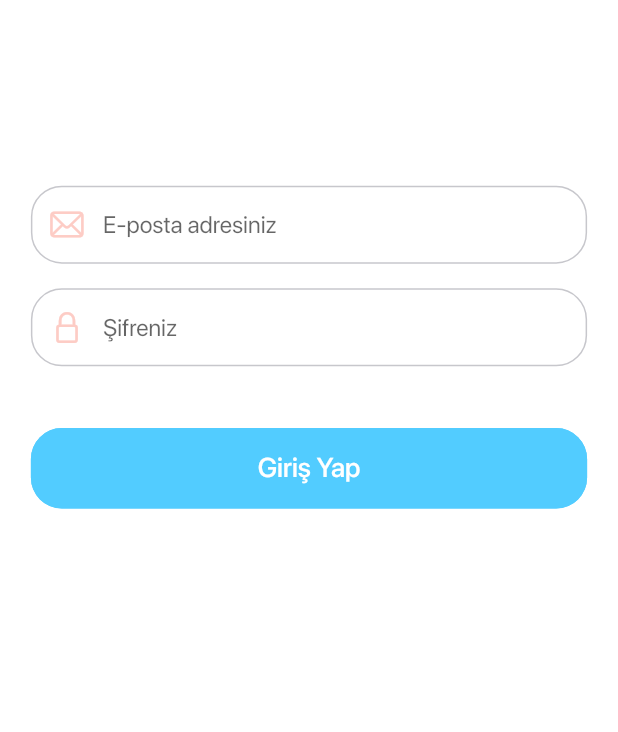
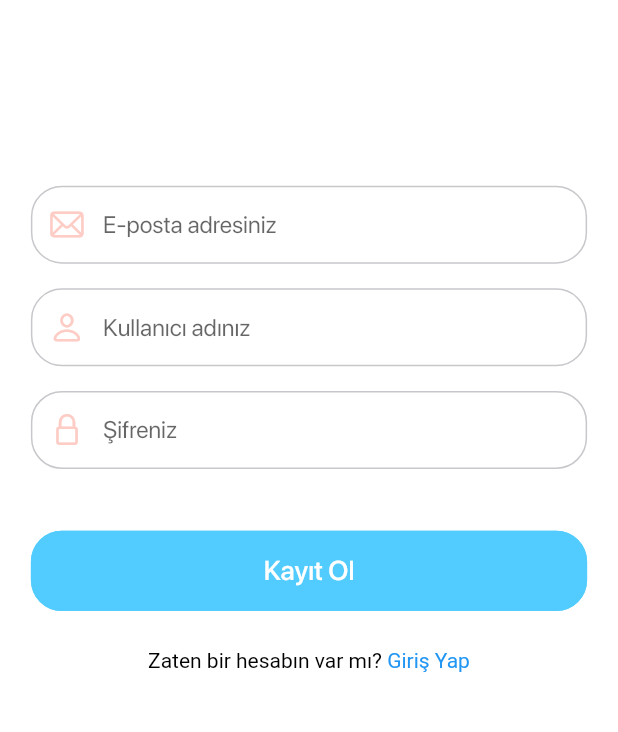
Before and after one commit to mlafci/paypara, a Flutter app: the screen it shows after launch, on a phone screen of 412 x 824 dp, the part 120-852 px from its top. Run offline on Flutter 3.47's test engine with Material 2 defaults, Android fonts, the phone set to English and light mode, and no system bars.

Commit message:
registerView ve resetPasswordView eklendi

```diff
--- a/lib/core/constants/navigation_constant.dart
+++ b/lib/core/constants/navigation_constant.dart
@@ -1,4 +1,6 @@
 class NavigationConstants {
   static const homeView = "/home_view";
   static const loginView = "/login_view";
+  static const registerView = "/register_view";
+  static const resetPasswordView = "/reset_password_view";
 }
--- a/lib/core/init/navigation/navigation_service.dart
+++ b/lib/core/init/navigation/navigation_service.dart
@@ -1,6 +1,8 @@
 import 'package:flutter/material.dart';
 import 'package:paypara/core/constants/navigation_constant.dart';
 import 'package:paypara/ui/views/auth/login_view.dart';
+import 'package:paypara/ui/views/auth/register_view.dart';
+import 'package:paypara/ui/views/auth/reset_password_view.dart';
 import 'package:paypara/ui/views/home/home_view.dart';
 
 class NavigationService {
@@ -38,6 +40,10 @@ Route<dynamic> generateRoute(RouteSettings settings) {
       return MaterialPageRoute(builder: (_) => HomeView());
     case NavigationConstants.loginView:
       return MaterialPageRoute(builder: (_) => LoginView());
+    case NavigationConstants.registerView:
+      return MaterialPageRoute(builder: (_) => RegisterView());
+    case NavigationConstants.resetPasswordView:
+      return MaterialPageRoute(builder: (_) => ResetPasswordView());
     default:
       return null;
   }
--- a/lib/core/init/theme/text_style_manager.dart
+++ b/lib/core/init/theme/text_style_manager.dart
@@ -37,6 +37,11 @@ class TextStyleManager {
         fontFamily: medium,
       );
 
+  TextStyle get headline5BlackRegular => TextStyle(
+        color: ColorManager.instance.black,
+        fontSize: headline5,
+        fontFamily: regular,
+      );
   // headline5
   TextStyle get headline5WhiteMedium => TextStyle(
         color: ColorManager.instance.white,
--- a/lib/main.dart
+++ b/lib/main.dart
@@ -19,7 +19,7 @@ Future main() async {
       theme: AppTheme.instance.theme,
       debugShowCheckedModeBanner: false,
       title: ApplicationConstants.appName,
-      initialRoute: NavigationConstants.loginView,
+      initialRoute: NavigationConstants.registerView,
       locale: Locale("tr", "TR"),
       supportedLocales: [Locale("tr", "TR")],
       localizationsDelegates: [
--- a/lib/services/auth/auth_service.dart
+++ b/lib/services/auth/auth_service.dart
@@ -60,10 +60,10 @@ class AuthService {
       "surname": surname,
       "image": image,
     };
-    Response response = await NetworkManager.instance.login(model);
+    Response response = await NetworkManager.instance.register(model);
     if (response.statusCode == 200) {
-      /*user = User.fromJson(jsonDecode(response.body));
-      NavigationService.navigateToPage(context, NavigationConstants.homeView);*/
+      user = User.fromJson(jsonDecode(response.body));
+      NavigationService.navigateToPage(context, NavigationConstants.loginView);
     } else {
       ScaffoldMessenger.of(context).showSnackBar(
         SnackBar(
--- /dev/null
+++ b/lib/ui/views/auth/register_view.dart
@@ -0,0 +1,124 @@
+import 'package:flutter/cupertino.dart';
+import 'package:flutter/gestures.dart';
+import 'package:flutter/material.dart';
+import 'package:paypara/core/base/state/utility.dart';
+import 'package:paypara/core/constants/navigation_constant.dart';
+import 'package:paypara/core/init/navigation/navigation_service.dart';
+import 'package:paypara/core/init/theme/color_manager.dart';
+import 'package:paypara/core/init/theme/text_style_manager.dart';
+import 'package:paypara/services/auth/auth_service.dart';
+import 'package:paypara/ui/view_models/text_input/text_input_model.dart';
+import 'package:paypara/ui/widgets/button.dart';
+import 'package:paypara/ui/widgets/textField.dart';
+
+class RegisterView extends StatefulWidget {
+  @override
+  RegisterViewState createState() => RegisterViewState();
+}
+
+class RegisterViewState extends State<RegisterView> {
+  TextInputModel username, email, password;
+  @override
+  void initState() {
+    email = TextInputModel(
+      hintText: "E-posta adresiniz",
+      icon: Icon(
+        CupertinoIcons.mail,
+        color: ColorManager.instance.pink,
+      ),
+    );
+    username = TextInputModel(
+      hintText: "Kullanıcı adınız",
+      icon: Icon(
+        CupertinoIcons.person,
+        color: ColorManager.instance.pink,
+      ),
+    );
+    password = TextInputModel(
+      hintText: "Şifreniz",
+      icon: Icon(
+        CupertinoIcons.lock,
+        color: ColorManager.instance.pink,
+      ),
+    );
+    super.initState();
+  }
+
+  @override
+  Widget build(BuildContext context) {
+    Utility.height =
+        MediaQueryData.fromWindow(WidgetsBinding.instance.window).size.height;
+    Utility.width =
+        MediaQueryData.fromWindow(WidgetsBinding.instance.window).size.width;
+    return Scaffold(
+      appBar: AppBar(
+        toolbarHeight: 0,
+        backgroundColor: ColorManager.instance.white,
+        elevation: 0,
+      ),
+      body: Container(
+        width: Utility.width,
+        child: Column(
+          children: <Widget>[
+            SizedBox(
+              height: Utility.dynamicHeight(0.05),
+            ),
+            Text(
+              "PayPara",
+              style: TextStyleManager.instance.headline1BlackBold,
+            ),
+            SizedBox(
+              height: Utility.dynamicHeight(0.15),
+            ),
+            textField(textInputModel: email),
+            SizedBox(
+              height: Utility.dynamicHeight(0.02),
+            ),
+            textField(textInputModel: username),
+            SizedBox(
+              height: Utility.dynamicHeight(0.02),
+            ),
+            textField(textInputModel: password),
+            SizedBox(
+              height: Utility.dynamicHeight(0.05),
+            ),
+            button(
+              text: "Kayıt Ol",
+              isPrimary: true,
+              function: () {
+                AuthService.instance.login(
+                  context: context,
+                  email: email,
+                  password: password,
+                );
+              },
+            ),
+            SizedBox(
+              height: Utility.dynamicHeight(0.03),
+            ),
+            RichText(
+              text: TextSpan(children: [
+                TextSpan(
+                  text: 'Zaten bir hesabın var mı? ',
+                  style: TextStyle(
+                    color: Colors.black,
+                  ),
+                ),
+                TextSpan(
+                    text: 'Giriş Yap',
+                    style: TextStyle(
+                      color: Colors.blue,
+                    ),
+                    recognizer: TapGestureRecognizer()
+                      ..onTap = () {
+                        NavigationService.navigateToPage(
+                            context, NavigationConstants.loginView);
+                      }),
+              ]),
+            ),
+          ],
+        ),
+      ),
+    );
+  }
+}
```
Also changed, not shown: lib/ui/views/auth/reset_password_view.dart (added, +97 -0 lines).
